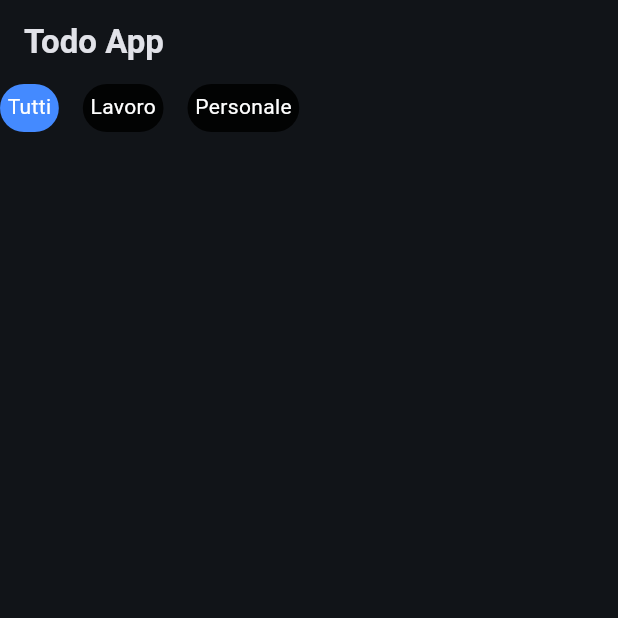
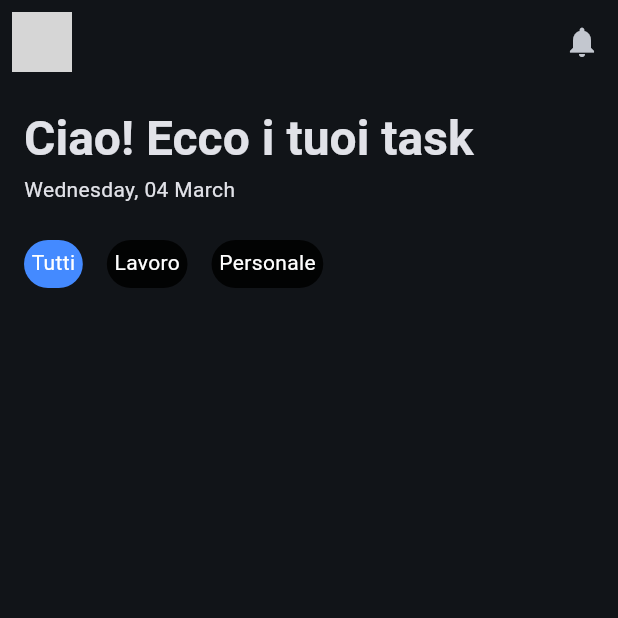
Before and after one commit to FlutterModena/todo_app, a Flutter app: the screen it shows after launch, on a phone screen of 412 x 824 dp, the top half of it. Run offline on Flutter 3.47's test engine with Material 3 defaults, Android fonts, the phone set to English and light mode, and no system bars; network calls fail; grey boxes are pictures that could not be loaded.

Commit message:
feat: simplify MyHomePage by removing title parameter and enhancing layout

```diff
--- a/lib/main.dart
+++ b/lib/main.dart
@@ -18,15 +18,13 @@ class MyApp extends StatelessWidget {
           brightness: Brightness.dark,
         ),
       ),
-      home: const MyHomePage(title: 'Todo App'),
+      home: const MyHomePage(),
     );
   }
 }
 
 class MyHomePage extends StatefulWidget {
-  final String title;
-
-  const MyHomePage({super.key, required this.title});
+  const MyHomePage({super.key});
 
   @override
   State<MyHomePage> createState() => _MyHomePageState();
@@ -45,16 +43,49 @@ class _MyHomePageState extends State<MyHomePage> {
   Widget build(BuildContext context) {
     return Scaffold(
       appBar: AppBar(
-        title: Text(
-          widget.title,
-          style: context.textTheme.titleLarge?.copyWith(
+        leading: Column(
+          mainAxisAlignment: .center,
+          children: [
+            CircleAvatar(
+              backgroundImage: NetworkImage(
+                "https://gravatar.com/avatar/9b1c8e5a0c7f2d9e4b8a1c6e5f3a2b?s=200&d=robohash&r=x",
+              ),
+            ),
+          ],
+        ),
+        actions: [
+          IconButton(
+            onPressed: () {},
+            icon: Icon(Icons.notifications),
+          ),
+        ],
+      ),
+      body: Padding(
+        padding: const EdgeInsets.symmetric(horizontal: 16),
+        child: CustomScrollView(
+          slivers: [
+            SliverToBoxAdapter(
+              child: Padding(
+                padding: const EdgeInsets.only(
+                  top: 16,
+                  bottom: 4,
+                ),
+                child: Text(
+                  'Ciao! Ecco i tuoi task',
+                  style: context.textTheme.headlineLarge?.copyWith(
                     fontWeight: FontWeight.bold,
                   ),
                 ),
-        centerTitle: false,
               ),
-      body: CustomScrollView(
-        slivers: [
+            ),
+            SliverToBoxAdapter(
+              child: Padding(
+                padding: const EdgeInsets.only(bottom: 24),
+                child: Text(
+                  DateTime.now().format('EEEE, dd MMMM')
+                ),
+              ),
+            ),
             SliverToBoxAdapter(
               child: TodoFilters(
                 currentIndex: _index,
@@ -63,6 +94,7 @@ class _MyHomePageState extends State<MyHomePage> {
             ),
           ],
         ),
+      ),
     );
   }
 }
```
Lines whose indentation alone changed are shown as unchanged.
